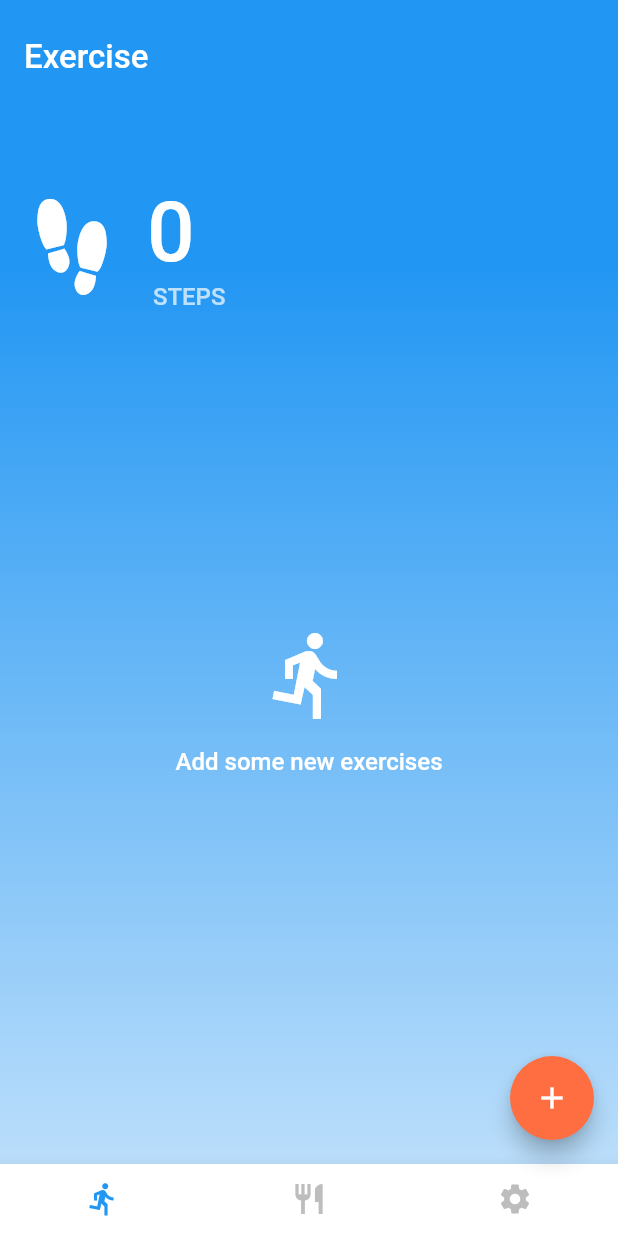
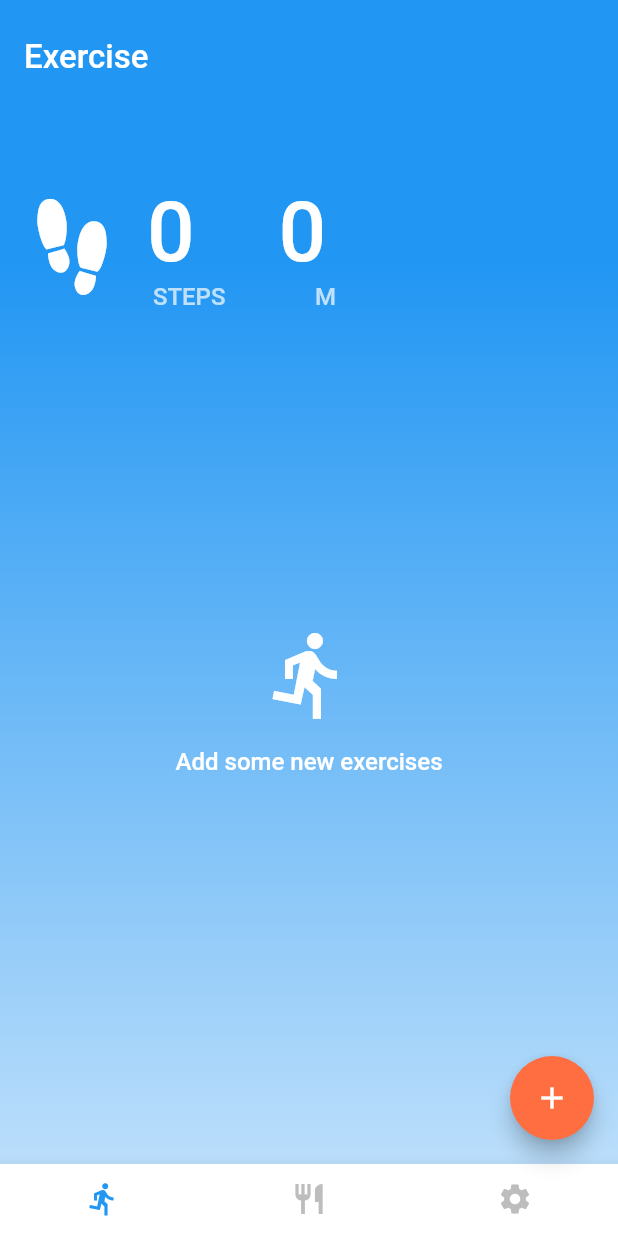
Before and after one commit to CZX123/Fit, a Flutter app: the screen it shows after launch, on a phone screen of 412 x 824 dp. Run offline on Flutter 3.47's test engine with Material 2 defaults, Android fonts, the phone set to English and light mode, and no system bars; our stand-ins replace charts_flutter, flutter_local_notifications, location, sensors, shared_preferences; missing offline and left inert: haversine; Roboto replaces fonts that are missing (Renner*); statements that could not run were skipped.

Commit message:
Fixed steps resetting and added distance stat

```diff
--- a/lib/exercise.dart
+++ b/lib/exercise.dart
@@ -9,6 +9,7 @@ import 'main.dart';
 import 'package:location/location.dart';
 import 'package:haversine/haversine.dart';
 import 'package:sensors/sensors.dart';
+import 'package:shared_preferences/shared_preferences.dart';
 
 class ExerciseScreen extends StatefulWidget {
   ExerciseScreen({Key key}) : super(key: key);
@@ -59,10 +60,33 @@ class _ExerciseScreenState extends State<ExerciseScreen> {
       });
     }));
 
+    locationsubscription();
+  }
+
+  initPlatformState() async {
+    Map<String, double> location;
+
+    location = await _location.getLocation;
+    SharedPreferences prefs = await SharedPreferences.getInstance();
+    error = null;
+    _steps = prefs.getInt('_steps') ?? 0;
+    _totalDistance = _steps * _strideLength;
+    setState(() {
+        _currentLocation = location;
+        _xLocation = location;
+        _steps;
+        _totalDistance;
+    });
+  }
+
+  locationsubscription() async {
+    SharedPreferences prefs = await SharedPreferences.getInstance();
+    _steps = prefs.getInt('_steps');
     _locationSubscription =
         _location.onLocationChanged.listen((result) {
           if (result != _currentLocation) {
             if ((_userAccelerometerValues[0] > 0.5 || _userAccelerometerValues[0] < -0.5  ) || (_userAccelerometerValues[1] > 0.5 || _userAccelerometerValues[1] < -0.5 ) || (_userAccelerometerValues[2] > 0.5 || _userAccelerometerValues[2] < -0.5  )) {
+
               setState(() {
                 _xLocation = _currentLocation;
                 _currentLocation = result;
@@ -71,26 +95,12 @@ class _ExerciseScreenState extends State<ExerciseScreen> {
                                                   longitude1: _xLocation["longitude"],
                                                   latitude2: _currentLocation["latitude"],
                                                   longitude2: _currentLocation["longitude"])).distance();
-                _totalDistance += _meter;
-                _steps = (_totalDistance / _strideLength).round();
-            });
+                _steps += (_meter / _strideLength).round();
+                prefs.setInt('_steps', _steps) ?? 0;
+                _totalDistance = _steps * _strideLength;
+              });
           }}
         });
-  }
-
-  initPlatformState() async {
-    Map<String, double> location;
-
-      location = await _location.getLocation;
-
-      error = null;
-
-
-    setState(() {
-        _currentLocation = location;
-        _xLocation = location;
-    });
-
   }
   @override
   void didChangeDependencies() {
@@ -254,6 +264,7 @@ class _ExerciseScreenState extends State<ExerciseScreen> {
 
   Widget build(BuildContext context) {
     int counter = _steps;
+    int distance = _totalDistance.round();
     final bool darkMode = Theme.of(context).brightness == Brightness.dark;
     final bool portrait =
         MediaQuery.of(context).orientation == Orientation.portrait;
@@ -345,7 +356,7 @@ class _ExerciseScreenState extends State<ExerciseScreen> {
                               crossAxisAlignment: CrossAxisAlignment.start,
                               children: <Widget>[
                                 Text(
-                                  '$counter',
+                                  '$counter    $distance',
                                   style: const TextStyle(
                                     fontFamily: 'Renner*',
                                     color: Colors.white,
@@ -354,7 +365,8 @@ class _ExerciseScreenState extends State<ExerciseScreen> {
                                   ),
                                 ),
                                 Text(
-                                  counter == 1 ? ' STEP' : ' STEPS',
+                                  counter == 1 ? ' STEP               M' : ' STEPS               M',
+
                                   style: const TextStyle(
                                     color: Colors.white70,
                                     fontSize: 16.0,
--- a/lib/steps.dart
+++ b/lib/steps.dart
@@ -3,7 +3,6 @@ import 'package:flutter/material.dart';
 import 'package:flutter/services.dart';
 import 'package:location/location.dart';
 import 'package:haversine/haversine.dart';
-import 'package:shared_preferences/shared_preferences.dart';
 import 'package:sensors/sensors.dart';
 
 class StepScreen extends StatefulWidget {
```
